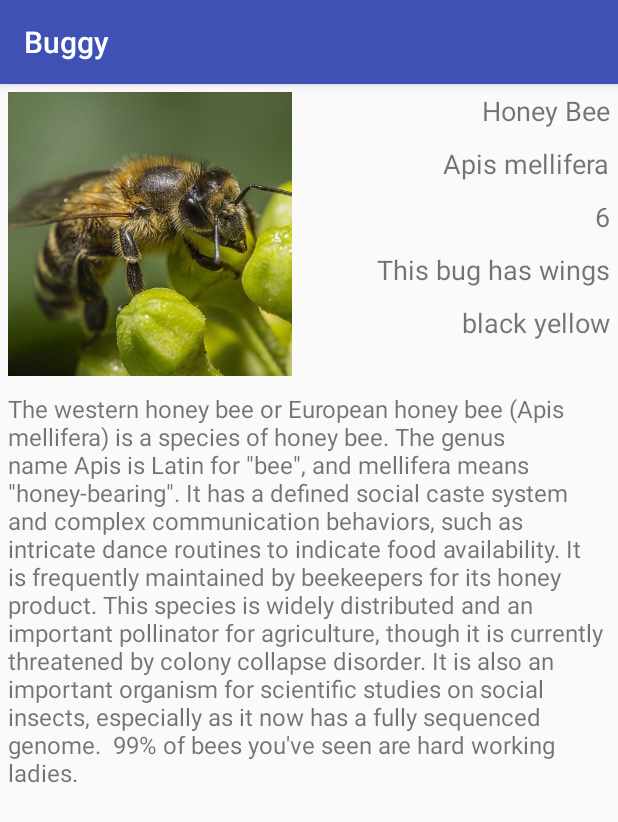
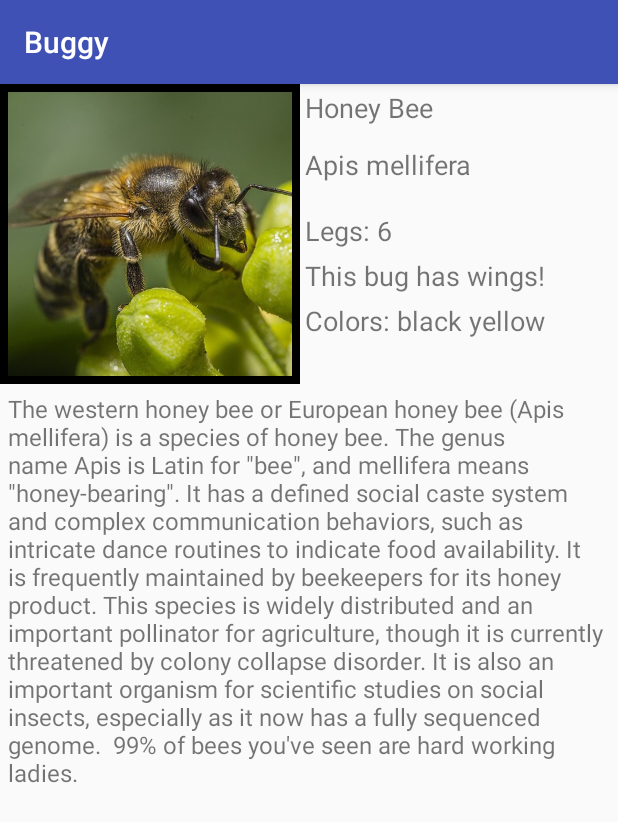
Before and after one commit to ajlomb/Buggy, an Android app: the screen it shows after launch (DetailsActivity), after a tap on "Honey Bee", on a phone screen of 412 x 824 dp. Shown: the top 822 px of the screen. Run offline under Robolectric (Android 15) with nearby library versions, the light colour scheme and no system bars.

Commit message:
Adds some formatting and such for reasons.

```diff
--- a/Buggy/app/src/main/java/com/example/alexanderlombardo/project2buggy/DetailsActivity.java
+++ b/Buggy/app/src/main/java/com/example/alexanderlombardo/project2buggy/DetailsActivity.java
@@ -46,12 +46,12 @@ public class DetailsActivity extends AppCompatActivity {
             detailDescription.setMovementMethod(new ScrollingMovementMethod());
 
             if(captureWings.equals("1")){
-                detailWings.setText("This bug has wings");
+                detailWings.setText("This bug has wings!");
             } else {
-                detailWings.setText("This bug has no wings");
+                detailWings.setText("No wings.");
             }
-            detailColors.setText(captureColors);
-            numLegs.setText(captureNumLegs);
+            detailColors.setText("Colors: "+captureColors);
+            numLegs.setText("Legs: "+captureNumLegs);
             commonName.setText(captureCommonName);
             latinName.setText(captureLatinName);
             detailDescription.setText(captureDescript);
--- a/Buggy/app/src/main/res/layout/activity_main.xml
+++ b/Buggy/app/src/main/res/layout/activity_main.xml
@@ -7,6 +7,7 @@
     android:paddingLeft="@dimen/activity_horizontal_margin"
     android:paddingRight="@dimen/activity_horizontal_margin"
     android:paddingTop="@dimen/activity_vertical_margin"
+    android:background="@drawable/antsbackground"
     tools:context="com.example.alexanderlombardo.project2buggy.MainActivity"
     >
 
@@ -14,8 +15,8 @@
         android:id="@+id/main_list_view"
         android:layout_width="match_parent"
         android:layout_height="match_parent"
-        android:padding="5dp"
-
+        android:divider="@android:color/transparent"
+        android:dividerHeight="10dp"
         />
 
 </RelativeLayout>
--- a/Buggy/app/src/main/res/layout/details_activity.xml
+++ b/Buggy/app/src/main/res/layout/details_activity.xml
@@ -8,59 +8,68 @@
         android:layout_width="200dp"
         android:layout_height="200dp"
         android:padding="5dp"
-        />
+        android:background="#000000"
+       />
 
     <TextView
         android:id="@+id/details_common_name"
         android:layout_width="wrap_content"
-        android:layout_height="35dp"
-        android:padding="5dp"
+        android:layout_height="38dp"
+        android:padding="3dp"
         android:textSize="18sp"
-        android:layout_gravity="right"
+        android:layout_alignParentRight="true"
+        android:layout_alignParentEnd="true"
         android:layout_alignParentTop="true"
-        android:layout_alignParentRight="true"
-        android:layout_alignParentEnd="true" />
+        android:layout_toRightOf="@+id/details_image_view"
+        android:layout_toEndOf="@+id/details_image_view" />
 
     <TextView
         android:id="@+id/details_latin_name"
         android:layout_width="wrap_content"
-        android:layout_height="35dp"
-        android:padding="5dp"
+        android:layout_height="44dp"
+        android:padding="3dp"
         android:textSize="18sp"
+        android:layout_alignParentRight="true"
+        android:layout_alignParentEnd="true"
         android:layout_below="@+id/details_common_name"
-        android:layout_alignParentRight="true"
-        android:layout_alignParentEnd="true" />
+        android:layout_toRightOf="@+id/details_image_view"
+        android:layout_toEndOf="@+id/details_image_view" />
 
     <TextView
         android:id="@+id/details_num_legs"
         android:layout_width="wrap_content"
-        android:layout_height="35dp"
-        android:padding="5dp"
+        android:layout_height="30dp"
+        android:padding="3dp"
         android:textSize="18sp"
+        android:layout_alignParentRight="true"
+        android:layout_alignParentEnd="true"
         android:layout_below="@+id/details_latin_name"
-        android:layout_alignParentRight="true"
-        android:layout_alignParentEnd="true" />
+        android:layout_toRightOf="@+id/details_image_view"
+        android:layout_toEndOf="@+id/details_image_view" />
 
     <TextView
         android:id="@+id/details_wings"
         android:layout_width="wrap_content"
-        android:layout_height="35dp"
-        android:padding="5dp"
+        android:layout_height="30dp"
+        android:padding="3dp"
         android:textSize="18sp"
+        android:layout_alignParentRight="true"
+        android:layout_alignParentEnd="true"
         android:layout_below="@+id/details_num_legs"
-        android:layout_alignParentRight="true"
-        android:layout_alignParentEnd="true" />
+        android:layout_toRightOf="@+id/details_image_view"
+        android:layout_toEndOf="@+id/details_image_view" />
 
     <TextView
         android:id="@+id/details_color"
         android:layout_width="wrap_content"
-        android:layout_height="35dp"
-        android:padding="5dp"
+        android:layout_height="58dp"
+        android:padding="3dp"
         android:textSize="18sp"
-
-        android:layout_below="@id/details_wings"
         android:layout_alignParentRight="true"
-        android:layout_alignParentEnd="true"/>
+        android:layout_alignParentEnd="true"
+        android:layout_below="@+id/details_wings"
+        android:layout_toRightOf="@+id/details_image_view"
+        android:layout_toEndOf="@+id/details_image_view" />
 
     <TextView
         android:id="@+id/details_details_text"
--- a/Buggy/app/src/main/res/layout/main_list_format.xml
+++ b/Buggy/app/src/main/res/layout/main_list_format.xml
@@ -11,6 +11,9 @@
         android:layout_height="wrap_content"
         android:layout_weight="1"
         android:textSize="22sp"
+        android:textColor="#01182d"
+        android:background="#80c7b64f"
+        android:padding="5dp"
         />
 
     <TextView
@@ -21,6 +24,9 @@
         android:textSize="22sp"
         android:textAlignment="textEnd"
         android:layout_gravity="end"
+        android:textColor="#01182d"
+        android:background="#80c7b64f"
+        android:padding="5dp"
         />
 
 
```
Also changed, not shown: 7 other files.
